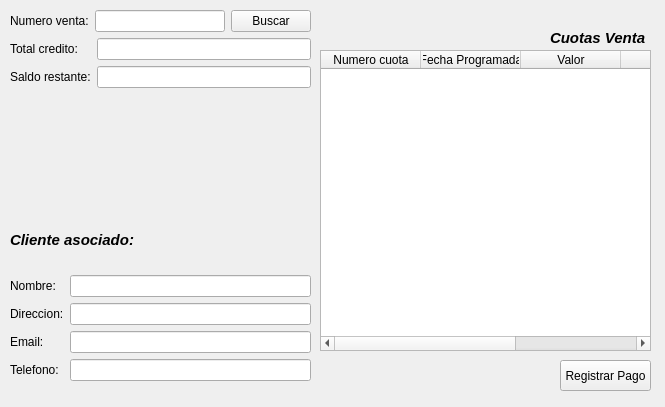
Before: the Qt Designer form GUI/Cuotas.ui in GT09Neil/proyecto_ventas, drawn with Qt 5.
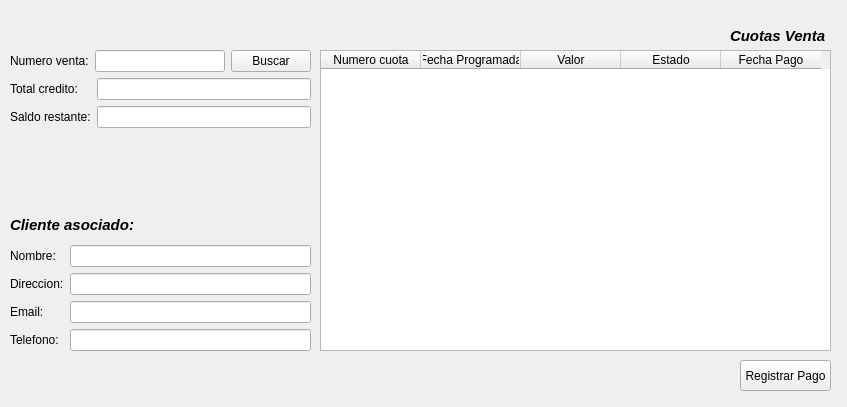
After: the same form once the commit is applied.

Patch:
```diff
--- a/GUI/Cuotas.ui
+++ b/GUI/Cuotas.ui
@@ -6,7 +6,7 @@
    <rect>
     <x>0</x>
     <y>0</y>
-    <width>665</width>
+    <width>847</width>
     <height>407</height>
    </rect>
   </property>
@@ -17,9 +17,9 @@
    <property name="geometry">
     <rect>
      <x>10</x>
-     <y>10</y>
+     <y>50</y>
      <width>301</width>
-     <height>201</height>
+     <height>161</height>
     </rect>
    </property>
    <layout class="QVBoxLayout" name="infoCredito">
@@ -84,7 +84,7 @@
      <x>10</x>
      <y>210</y>
      <width>301</width>
-     <height>171</height>
+     <height>141</height>
     </rect>
    </property>
    <layout class="QVBoxLayout" name="infoCliente">
@@ -172,7 +172,7 @@
     <rect>
      <x>320</x>
      <y>50</y>
-     <width>331</width>
+     <width>511</width>
      <height>301</height>
     </rect>
    </property>
@@ -205,7 +205,7 @@
   <widget class="QPushButton" name="RegistrarPagoBTN">
    <property name="geometry">
     <rect>
-     <x>560</x>
+     <x>740</x>
      <y>360</y>
      <width>91</width>
      <height>31</height>
@@ -218,10 +218,10 @@
   <widget class="QLabel" name="label_9">
    <property name="geometry">
     <rect>
-     <x>550</x>
-     <y>30</y>
+     <x>730</x>
+     <y>25</y>
      <width>101</width>
-     <height>16</height>
+     <height>21</height>
     </rect>
    </property>
    <property name="font">
```
Left out of the diff: 18 changed lines with no effect on the pictures.
